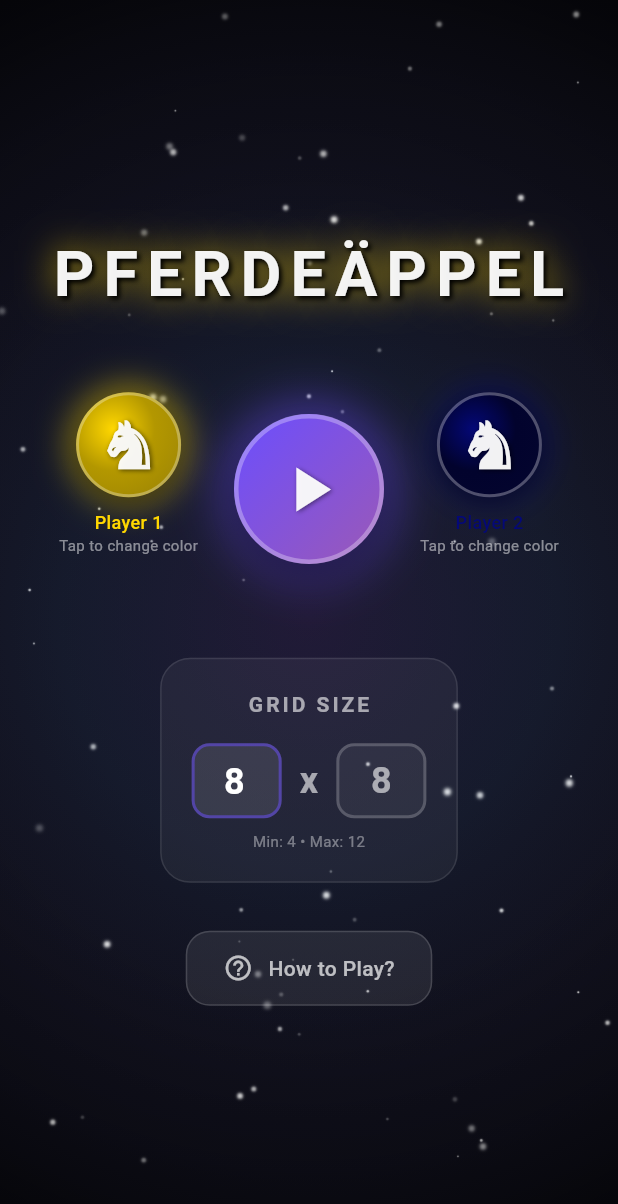
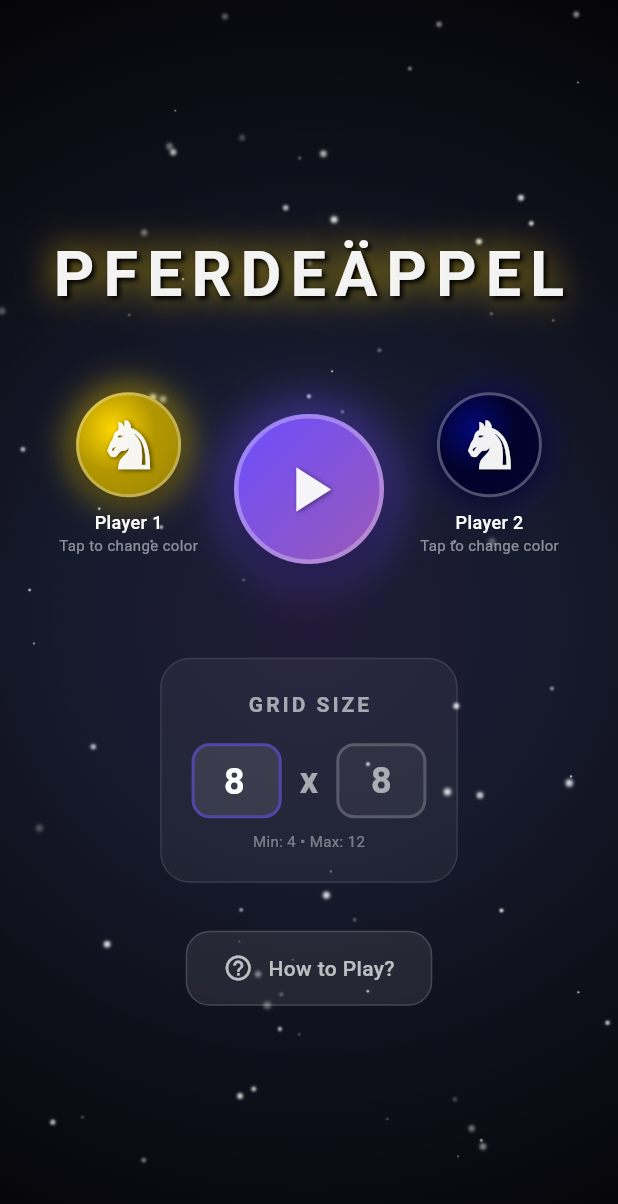
Before and after one commit to dionjoshualobo/Pferdeappel, a Flutter app: the screen it shows after launch, on a phone screen of 412 x 824 dp. Shown: the top 1204 px of the screen. Run offline on Flutter 3.47's test engine with Material 3 defaults, Android fonts, the phone set to English and light mode, and no system bars; our stand-ins replace flutter_riverpod.

Commit message:
fix: keep player labels readable regardless of color

```diff
--- a/lib/screens/home_screen.dart
+++ b/lib/screens/home_screen.dart
@@ -238,9 +238,9 @@ class _HomeScreenState extends State<HomeScreen> {
         // Player label
         Text(
           player.displayName,
-          style: TextStyle(
+          style: const TextStyle(
             fontSize: 12,
-            color: color,
+            color: Colors.white,
             fontWeight: FontWeight.w500,
           ),
         ),
```
